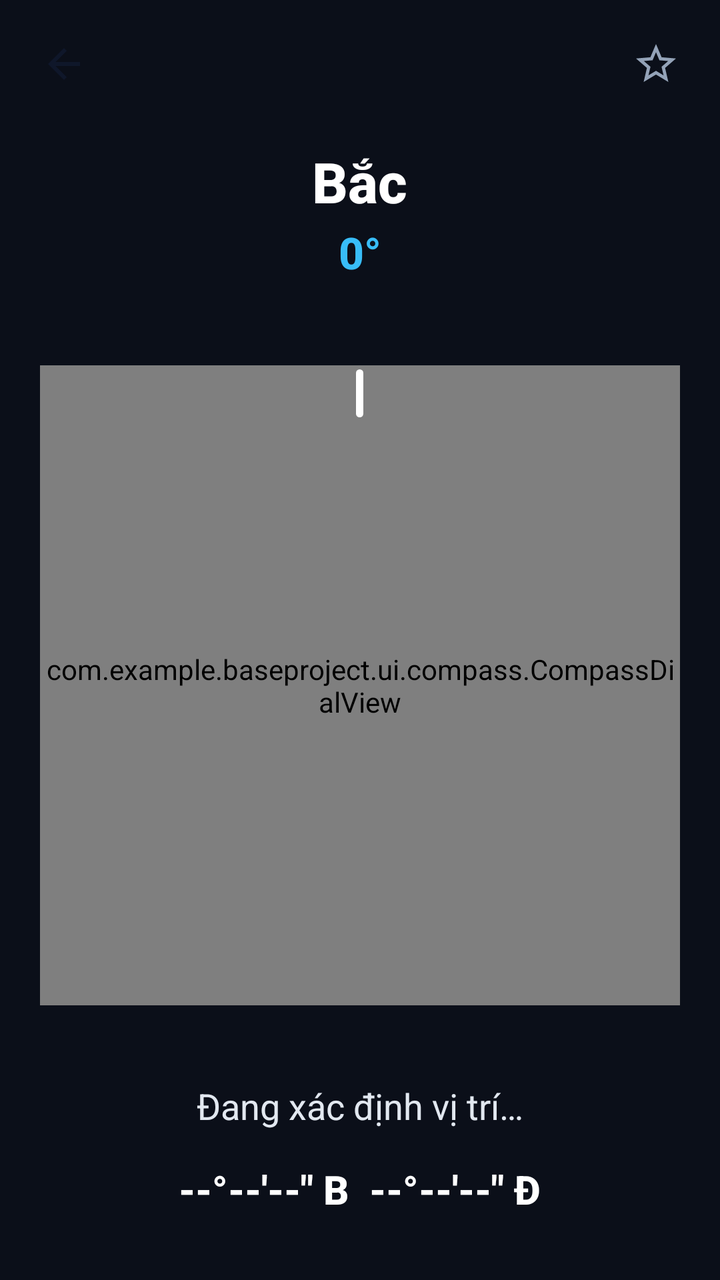
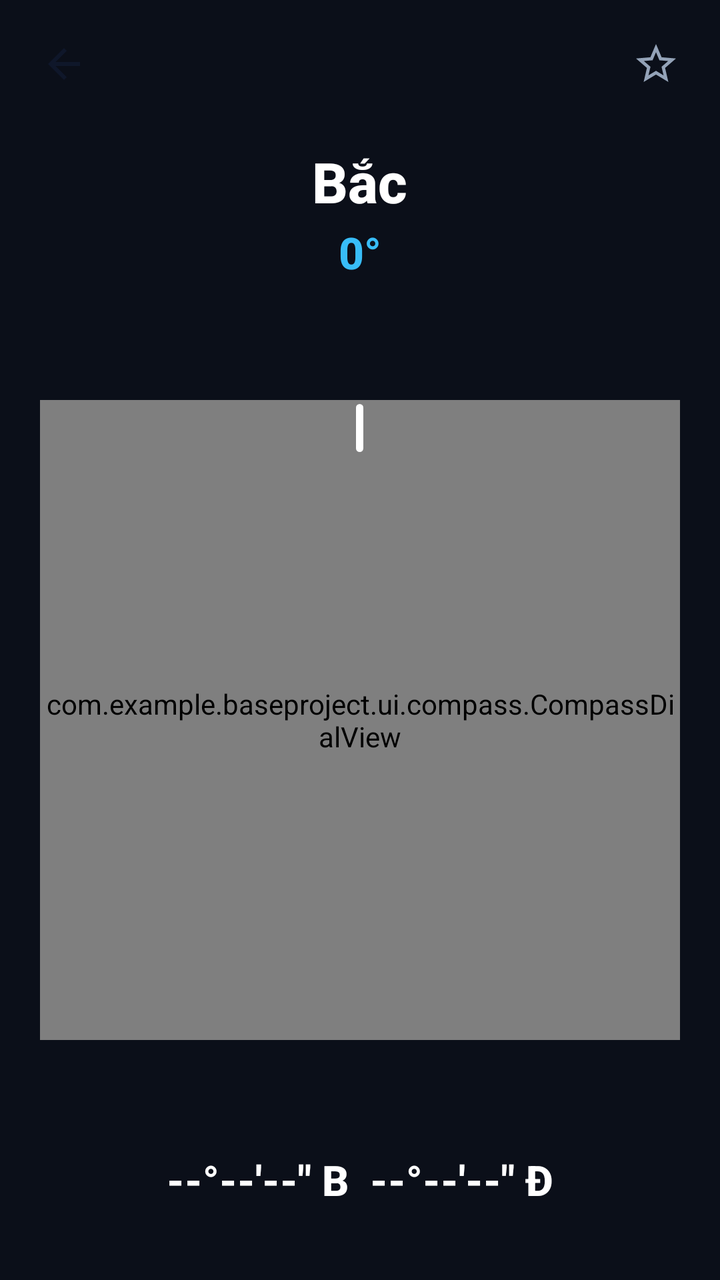

Two renders of the same Android screen: before a commit and after it. Below are the layout's source before the change and the commit's diff.
<!-- AndroidManifest.xml: application theme Theme.BaseProject -->
<!-- res/layout/fragment_compass.xml -->
<?xml version="1.0" encoding="utf-8"?>
<LinearLayout xmlns:android="http://schemas.android.com/apk/res/android"
    xmlns:app="http://schemas.android.com/apk/res-auto"
    android:layout_width="match_parent"
    android:layout_height="match_parent"
    android:background="#0B0F19"
    android:orientation="vertical">

    <include layout="@layout/layout_tool_toolbar" />

    
    <TextView
        android:id="@+id/tvCompassSensorWarning"
        android:layout_width="match_parent"
        android:layout_height="wrap_content"
        android:layout_marginStart="20dp"
        android:layout_marginEnd="20dp"
        android:background="#FEF2F2"
        android:padding="12dp"
        android:text="@string/compass_sensor_missing"
        android:textColor="@color/colorDanger"
        android:textSize="13sp"
        android:visibility="gone" />

    
    <LinearLayout
        android:id="@+id/layoutHeadingHeader"
        android:layout_width="match_parent"
        android:layout_height="wrap_content"
        android:layout_marginTop="8dp"
        android:layout_marginBottom="4dp"
        android:gravity="center"
        android:orientation="vertical">

        
        <TextView
            android:id="@+id/tvDirectionFullName"
            android:layout_width="wrap_content"
            android:layout_height="wrap_content"
            android:fontFamily="sans-serif-medium"
            android:text="Bắc"
            android:textColor="#FFFFFF"
            android:textSize="28sp"
            android:textStyle="bold" />

        
        <TextView
            android:id="@+id/tvAzimuthDegree"
            android:layout_width="wrap_content"
            android:layout_height="wrap_content"
            android:layout_marginTop="2dp"
            android:fontFamily="sans-serif-medium"
            android:text="0°"
            android:textColor="#38BDF8"
            android:textSize="22sp"
            android:textStyle="bold" />
    </LinearLayout>

    
    <FrameLayout
        android:layout_width="match_parent"
        android:layout_height="0dp"
        android:layout_weight="1"
        android:gravity="center">

        
        <FrameLayout
            android:layout_width="320dp"
            android:layout_height="320dp"
            android:layout_gravity="center">

            
            <com.example.baseproject.ui.compass.CompassDialView
                android:id="@+id/compassDialView"
                android:layout_width="match_parent"
                android:layout_height="match_parent" />

            
            <View
                android:layout_width="3.5dp"
                android:layout_height="24dp"
                android:layout_gravity="top|center_horizontal"
                android:layout_marginTop="2dp"
                android:background="@drawable/bg_compass_index_line" />

        </FrameLayout>

    </FrameLayout>

    
    <LinearLayout
        android:id="@+id/layoutLocationInfo"
        android:layout_width="match_parent"
        android:layout_height="wrap_content"
        android:layout_marginStart="24dp"
        android:layout_marginEnd="24dp"
        android:layout_marginBottom="32dp"
        android:gravity="center"
        android:orientation="vertical">

        
        <TextView
            android:id="@+id/tvLocationAddress"
            android:layout_width="match_parent"
            android:layout_height="wrap_content"
            android:ellipsize="end"
            android:fontFamily="sans-serif"
            android:gravity="center"
            android:lineSpacingExtra="5dp"
            android:maxLines="3"
            android:text="Đang xác định vị trí…"
            android:textColor="#E2E8F0"
            android:textSize="18sp" />

        
        <TextView
            android:id="@+id/tvCoordinates"
            android:layout_width="wrap_content"
            android:layout_height="wrap_content"
            android:layout_marginTop="16dp"
            android:fontFamily="sans-serif-medium"
            android:gravity="center"
            android:text="--°--'--&quot; B  --°--'--&quot; Đ"
            android:textColor="#FFFFFF"
            android:textSize="20sp"
            android:textStyle="bold" />

        
        <com.google.android.material.button.MaterialButton
            android:id="@+id/btnGrantLocationPermission"
            style="@style/Widget.Material3.Button"
            android:layout_width="wrap_content"
            android:layout_height="44dp"
            android:layout_marginTop="12dp"
            android:backgroundTint="#2563EB"
            android:text="Cấp quyền vị trí"
            android:textColor="#FFFFFF"
            android:textSize="13sp"
            android:visibility="gone"
            app:cornerRadius="12dp" />

    </LinearLayout>

</LinearLayout>
<!-- res/layout/layout_tool_toolbar.xml (included above) -->
<?xml version="1.0" encoding="utf-8"?>
<LinearLayout xmlns:android="http://schemas.android.com/apk/res/android"
    android:id="@+id/toolToolbar"
    android:layout_width="match_parent"
    android:layout_height="?attr/actionBarSize"
    android:gravity="center_vertical"
    android:orientation="horizontal"
    android:paddingStart="12dp"
    android:paddingEnd="12dp">

    <ImageView
        android:id="@+id/btnToolbarBack"
        android:layout_width="40dp"
        android:layout_height="40dp"
        android:background="?attr/selectableItemBackgroundBorderless"
        android:clickable="true"
        android:focusable="true"
        android:padding="8dp"
        android:src="@drawable/ic_arrow_back" />

    <TextView
        android:id="@+id/tvToolbarTitle"
        android:layout_width="0dp"
        android:layout_height="wrap_content"
        android:layout_marginStart="12dp"
        android:layout_weight="1"
        android:textColor="@color/textPrimary"
        android:textSize="18sp"
        android:textStyle="bold" />

    <ImageView
        android:id="@+id/btnToolbarFavorite"
        android:layout_width="40dp"
        android:layout_height="40dp"
        android:background="?attr/selectableItemBackgroundBorderless"
        android:clickable="true"
        android:focusable="true"
        android:padding="8dp"
        android:src="@drawable/ic_star_outline" />

</LinearLayout>
<!-- resources referenced by this layout -->
<resources>
  <color name="colorDanger">#EF4444</color>
  <color name="textPrimary">#0F172A</color>
  <!-- drawable bg_compass_index_line (drawable) -->
  <?xml version="1.0" encoding="utf-8"?>
  <shape xmlns:android="http://schemas.android.com/apk/res/android"
      android:shape="rectangle">
      <solid android:color="#FFFFFF" />
      <corners android:radius="2dp" />
  </shape>
  <!-- drawable ic_arrow_back (drawable) -->
  <vector xmlns:android="http://schemas.android.com/apk/res/android"
      android:width="24dp"
      android:height="24dp"
      android:viewportWidth="24"
      android:viewportHeight="24">
      <path
          android:fillColor="#0F172A"
          android:pathData="M20,11H7.83l5.59,-5.59L12,4l-8,8 8,8 1.41,-1.41L7.83,13H20v-2z"/>
  </vector>
  <!-- drawable ic_star_outline (drawable) -->
  <vector xmlns:android="http://schemas.android.com/apk/res/android"
      android:width="24dp"
      android:height="24dp"
      android:viewportWidth="24"
      android:viewportHeight="24">
      <path
          android:fillColor="#94A3B8"
          android:pathData="M22,9.24l-7.19,-0.62L12,2 9.19,8.63 2,9.24l5.46,4.73L5.82,21 12,17.27 18.18,21l-1.63,-7.03L22,9.24zM12,15.4l-3.76,2.27 1,-4.28 -3.32,-2.88 4.38,-0.38L12,6.1l1.71,4.04 4.38,0.38 -3.32,2.88 1,4.28L12,15.4z"/>
  </vector>
  <string name="compass_sensor_missing">Thiết bị thiếu cảm biến từ kế hoặc gia tốc kế</string>
  <style name="Theme.BaseProject" parent="Base.Theme.BaseProject" />
  <style name="Base.Theme.BaseProject" parent="Theme.Material3.DayNight.NoActionBar">
          
          
      </style>
</resources>

<!-- the commit's change to res/layout/fragment_compass.xml (unified diff, before → after) -->
@@ -94,35 +94,20 @@
         android:layout_height="wrap_content"
         android:layout_marginStart="24dp"
         android:layout_marginEnd="24dp"
-        android:layout_marginBottom="32dp"
+        android:layout_marginBottom="36dp"
         android:gravity="center"
         android:orientation="vertical">
-
-        
-        <TextView
-            android:id="@+id/tvLocationAddress"
-            android:layout_width="match_parent"
-            android:layout_height="wrap_content"
-            android:ellipsize="end"
-            android:fontFamily="sans-serif"
-            android:gravity="center"
-            android:lineSpacingExtra="5dp"
-            android:maxLines="3"
-            android:text="Đang xác định vị trí…"
-            android:textColor="#E2E8F0"
-            android:textSize="18sp" />
 
         
         <TextView
             android:id="@+id/tvCoordinates"
             android:layout_width="wrap_content"
             android:layout_height="wrap_content"
-            android:layout_marginTop="16dp"
             android:fontFamily="sans-serif-medium"
             android:gravity="center"
             android:text="--°--'--&quot; B  --°--'--&quot; Đ"
             android:textColor="#FFFFFF"
-            android:textSize="20sp"
+            android:textSize="21sp"
             android:textStyle="bold" />
 
         
